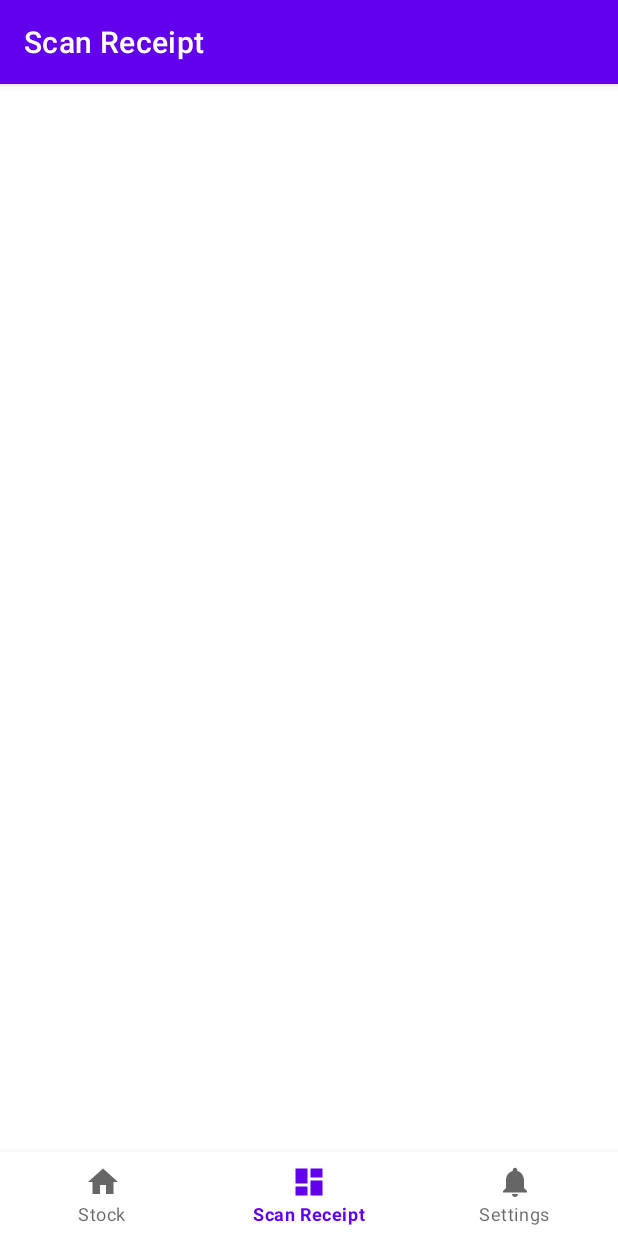
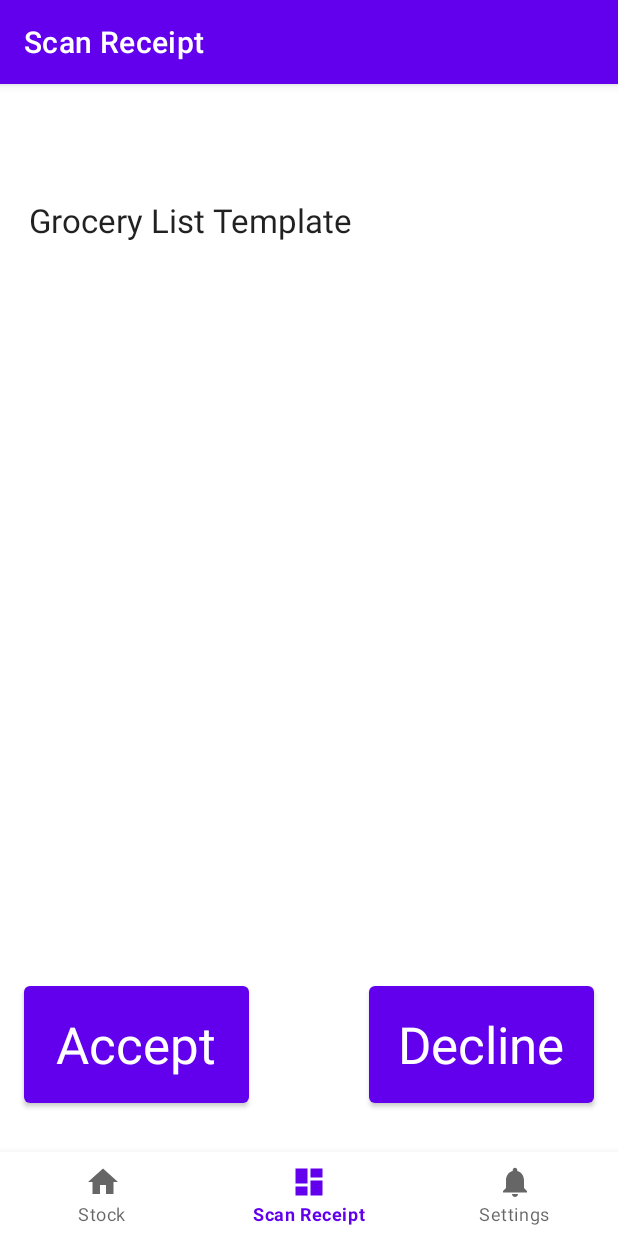
Before and after one commit to BillboEliasJohansson/DigitalPantry, an Android app: the ScanReceiptFragment screen opened through its navigation route, on a phone screen of 412 x 824 dp. Run offline under Robolectric (Android 15) with nearby library versions, the phone set to English and light mode, and no system bars; our stand-ins replace navigation-ui.

Commit message:
Small ui changes

```diff
--- a/app/src/main/java/com/grouponetwo/digitalpantry/ui/dashboard/ScanReceiptFragment.java
+++ b/app/src/main/java/com/grouponetwo/digitalpantry/ui/dashboard/ScanReceiptFragment.java
@@ -36,7 +36,7 @@ public class ScanReceiptFragment extends Fragment {
         binding = FragmentDashboardBinding.inflate(inflater, container, false);
         View root = binding.getRoot();
 
-        textView = binding.textDashboard;
+        textView = binding.GroceryList;
 
         openCamera();
 
@@ -44,6 +44,7 @@ public class ScanReceiptFragment extends Fragment {
     }
     private void openCamera() {
 
+        // if camera permission not granted
         if (ContextCompat.checkSelfPermission(getContext(), android.Manifest.permission.CAMERA) != PackageManager.PERMISSION_GRANTED) {
             // Request the permission
             requestPermissions(new String[]{android.Manifest.permission.CAMERA}, CAMERA_PERMISSION_REQUEST_CODE);
@@ -68,8 +69,10 @@ public class ScanReceiptFragment extends Fragment {
             // IMAGE IN Base64 ready for API CALL
             String encoded = Base64.encodeToString(byteArray, Base64.DEFAULT);
 
+            // API call
             OpenAIChat.makeOpenAIRequest(textView, getContext(), "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", encoded);
 
+            // Feedback snackbar that progress is being made
             Snackbar.make(getActivity().findViewById(android.R.id.content),
                             "Connecting", Snackbar.LENGTH_LONG)
                     .setAction("Action", null).show();
--- a/app/src/main/res/layout/fragment_dashboard.xml
+++ b/app/src/main/res/layout/fragment_dashboard.xml
@@ -7,16 +7,46 @@
     tools:context=".ui.dashboard.ScanReceiptFragment">
 
     <TextView
-        android:id="@+id/text_dashboard"
-        android:layout_width="match_parent"
-        android:layout_height="wrap_content"
-        android:layout_marginStart="8dp"
-        android:layout_marginTop="8dp"
-        android:layout_marginEnd="8dp"
-        android:textAlignment="center"
-        android:textSize="20sp"
-        app:layout_constraintBottom_toBottomOf="parent"
+        android:id="@+id/GroceryList"
+        android:layout_width="373dp"
+        android:layout_height="483dp"
+        android:layout_marginStart="17dp"
+        android:layout_marginTop="25dp"
+        android:layout_marginEnd="17dp"
+        android:layout_marginBottom="41dp"
+        android:text="Grocery List Template"
+        android:textAppearance="@style/TextAppearance.AppCompat.Large"
+        app:layout_constraintBottom_toTopOf="@+id/AcceptButton"
         app:layout_constraintEnd_toEndOf="parent"
         app:layout_constraintStart_toStartOf="parent"
         app:layout_constraintTop_toTopOf="parent" />
+
+    <Button
+        android:id="@+id/AcceptButton"
+        android:layout_width="150dp"
+        android:layout_height="90dp"
+        android:layout_marginStart="16dp"
+        android:layout_marginTop="549dp"
+        android:layout_marginEnd="79dp"
+        android:layout_marginBottom="93dp"
+        android:text="Accept"
+        android:textAppearance="@style/TextAppearance.AppCompat.Display1"
+        app:layout_constraintBottom_toBottomOf="parent"
+        app:layout_constraintEnd_toStartOf="@+id/DeclineButton"
+        app:layout_constraintStart_toStartOf="parent"
+        app:layout_constraintTop_toTopOf="parent" />
+
+    <Button
+        android:id="@+id/DeclineButton"
+        android:layout_width="150dp"
+        android:layout_height="90dp"
+        android:layout_marginTop="549dp"
+        android:layout_marginEnd="16dp"
+        android:layout_marginBottom="93dp"
+        android:text="Decline"
+        android:textAppearance="@style/TextAppearance.AppCompat.Display1"
+        app:layout_constraintBottom_toBottomOf="parent"
+        app:layout_constraintEnd_toEndOf="parent"
+        app:layout_constraintStart_toEndOf="@+id/AcceptButton"
+        app:layout_constraintTop_toTopOf="parent" />
 </androidx.constraintlayout.widget.ConstraintLayout>
```
